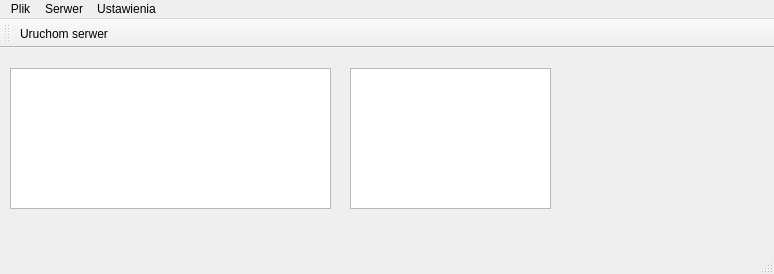
Above: ServerApplication/src/libs/ui/mainwindow.ui from militia11/in before the change. Below: the same form after it.
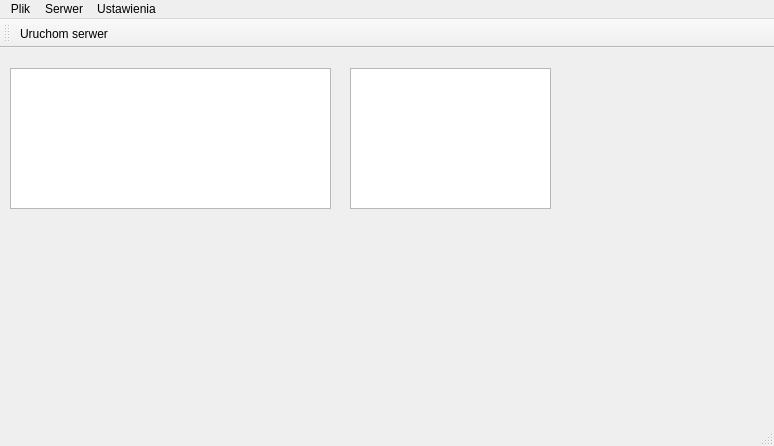
That is the form after the change.

What changed in the file:
```diff
--- a/ServerApplication/src/libs/ui/mainwindow.ui
+++ b/ServerApplication/src/libs/ui/mainwindow.ui
@@ -7,7 +7,7 @@
     <x>0</x>
     <y>0</y>
     <width>774</width>
-    <height>274</height>
+    <height>446</height>
    </rect>
   </property>
   <property name="windowTitle">
```
Left out of the diff: 16 changed lines with no effect on the pictures.
